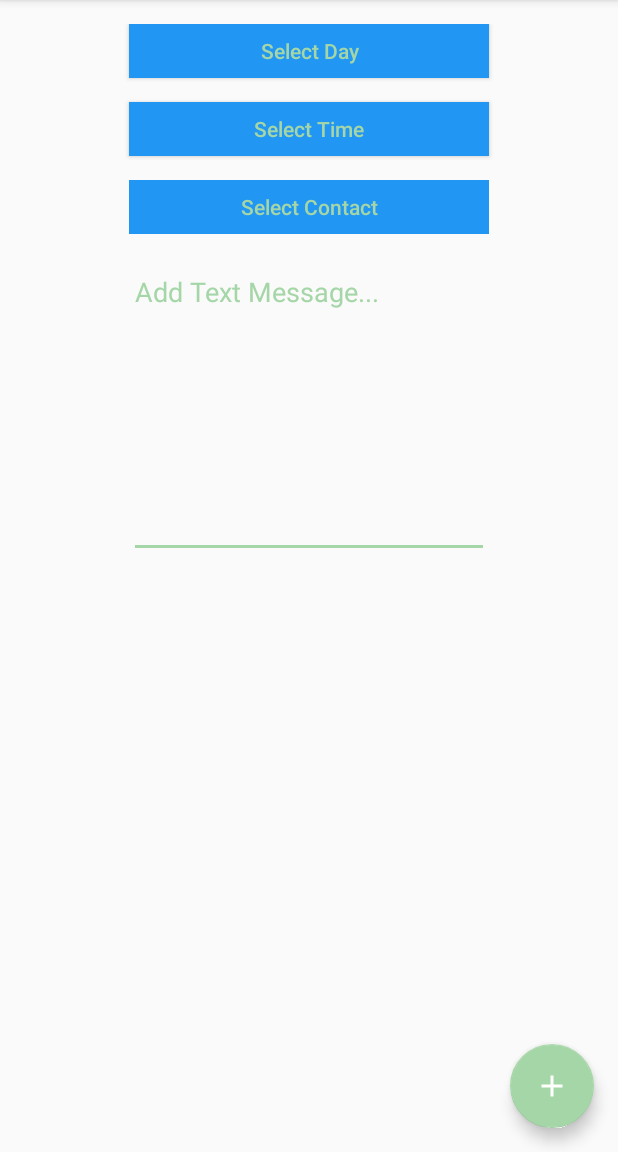
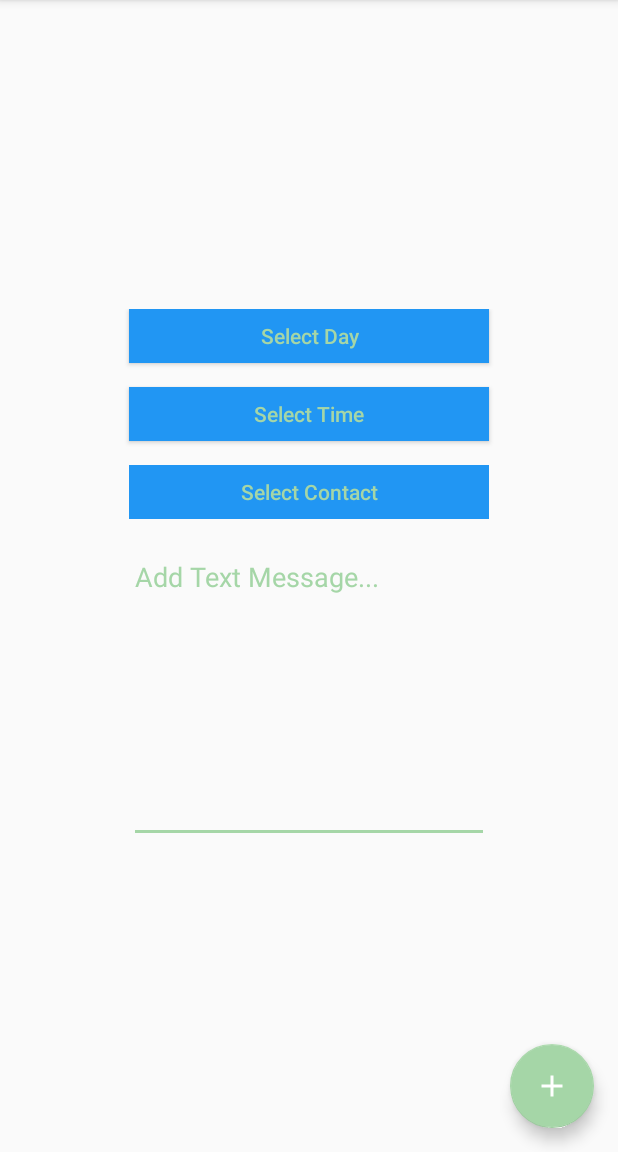
Before and after one commit to dazza5000/a-caring-text, an Android app: the AddTextFragment screen opened directly, with no data from a screen before it, on a phone screen of 412 x 824 dp, the part 84-1236 px from its top. Run offline under Robolectric (Android 15) with nearby library versions, the phone set to English and light mode, and no system bars; libraries missing offline, so code that uses them is left out: com.evernote.android, io.realm.

Commit message:
modification to add text layout

```diff
--- a/app/src/main/res/layout/fragment_add_text.xml
+++ b/app/src/main/res/layout/fragment_add_text.xml
@@ -10,7 +10,9 @@
         android:paddingBottom="@dimen/activity_vertical_margin"
         android:paddingLeft="@dimen/activity_horizontal_margin"
         android:paddingRight="@dimen/activity_horizontal_margin"
-        android:paddingTop="@dimen/activity_vertical_margin">
+        android:paddingTop="@dimen/activity_vertical_margin"
+        android:layout_gravity="center"
+        android:gravity="center">
 
 
         <Button
```
